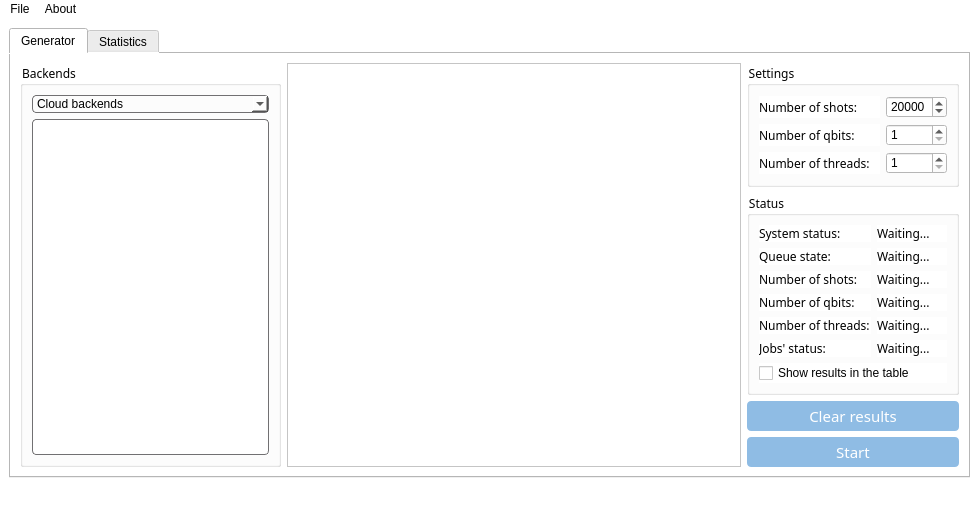
This is MainWindow.ui in rialbat/IBMqRNG as Qt 5 draws it before an edit. The edited form follows.
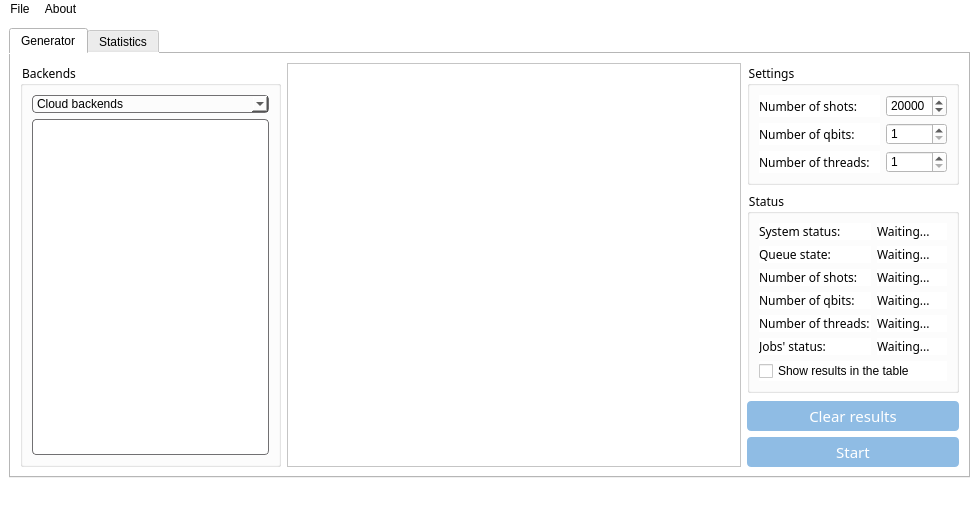
This is the edited form. Icons and pictures are not drawn. Custom widgets are drawn as their Qt base class.

The edit to the form file:
```diff
--- a/MainWindow.ui
+++ b/MainWindow.ui
@@ -612,6 +612,19 @@
                 </layout>
                </widget>
               </item>
+              <item>
+               <spacer name="verticalSpacer">
+                <property name="orientation">
+                 <enum>Qt::Vertical</enum>
+                </property>
+                <property name="sizeHint" stdset="0">
+                 <size>
+                  <width>20</width>
+                  <height>40</height>
+                 </size>
+                </property>
+               </spacer>
+              </item>
               <item>
                <widget class="QPushButton" name="clearPushButton">
                 <property name="enabled">
```
